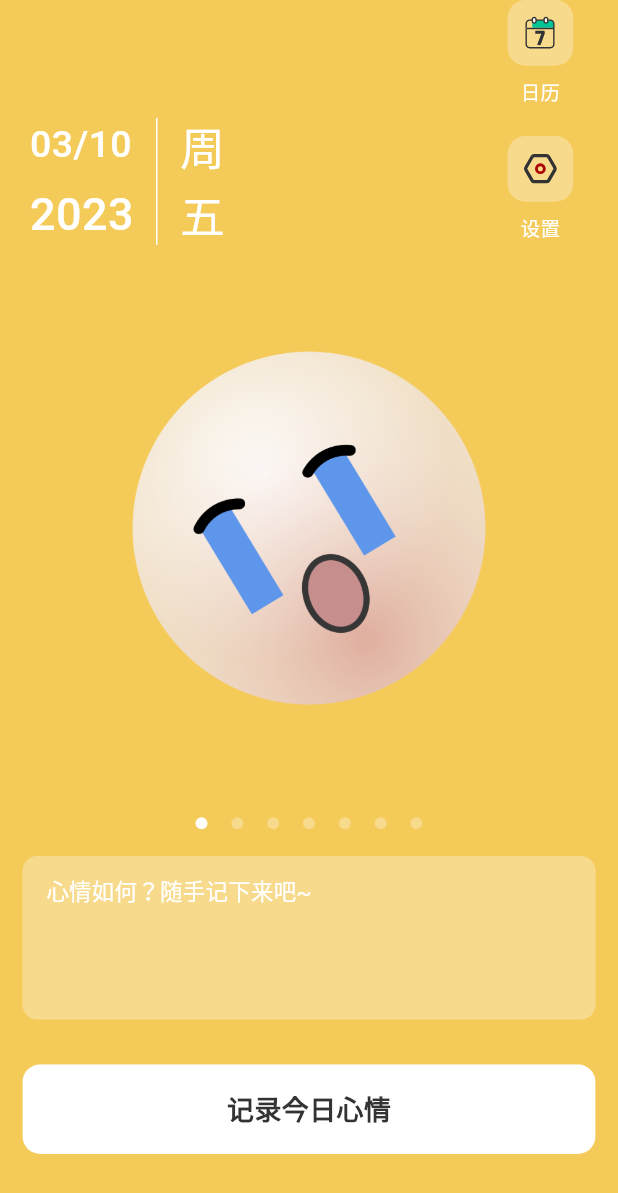
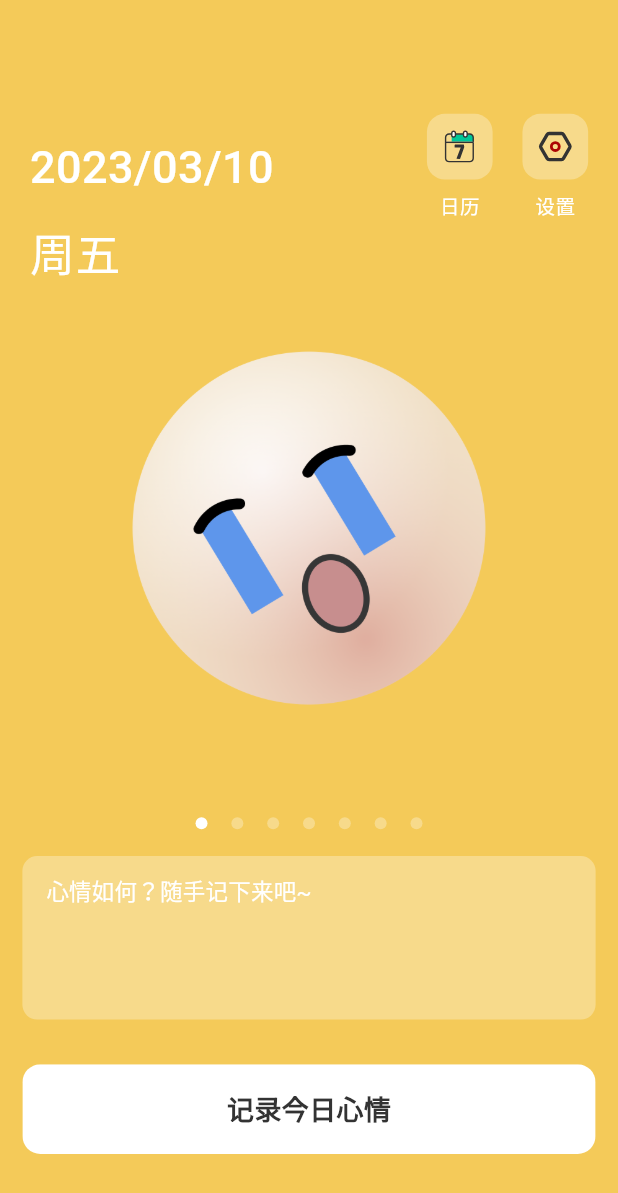
Before and after one commit to Part-Time-Job-Ircson/flutter_mood, a Flutter app: the screen it shows after launch, on a phone screen of 412 x 824 dp. Shown: the top 1193 px of the screen. Run offline on Flutter 3.47's test engine with Material 2 defaults, Android fonts, the phone set to English and light mode, and no system bars; our stand-ins replace flutter_easyloading, flutter_screenutil, flutter_svg, get, package_info_plus, shared_preferences and 1 more.

Commit message:
fix - 修改UI

```diff
--- a/lib/home/home_view.dart
+++ b/lib/home/home_view.dart
@@ -88,57 +88,40 @@ class _HomePageState extends State<HomePage> {
                 .toList(),
             onPageChanged: logic.onPageChanged,
           ),
-          Positioned(
-            right: 30.w,
-            top: ScreenUtil().statusBarHeight,
-            child: Column(
-              children: [
-                _buildButton('日历', () => CommonRoute.open(const CalendarPage())),
-                SizedBox(height: 20.w),
-                _buildButton('设置', () => CommonRoute.open(SettingPage())),
-              ],
-            ),
-          ),
           Align(
             alignment: Alignment.topLeft,
-            child: Column(
-              children: [
-                Padding(
-                  padding: EdgeInsets.only(top: kToolbarHeight + 20.w, left: 20.w),
-                  child: Row(
+            child: Padding(
+              padding: EdgeInsets.only(top: kToolbarHeight + 20.w, left: 20.w, right: 20.w),
+              child: Column(
+                crossAxisAlignment: CrossAxisAlignment.start,
+                children: [
+                  Row(
                     children: [
-                      Column(
-                        crossAxisAlignment: CrossAxisAlignment.start,
-                        children: [
-                          TextWidget.oneLine(
-                            text: toTwo(DateTime.now().month) + '/' + toTwo(DateTime.now().day),
-                            fontSize: 25,
-                            color: Colors.white,
-                            fontWeight: FontWeight.w500,
-                          ),
-                          SizedBox(height: 15.w),
-                          TextWidget.oneLine(
-                              text: '${DateTime.now().year}',
-                              fontSize: 30,
-                              color: Colors.white,
-                              fontWeight: FontWeight.w500),
-                        ],
-                      ),
-                      Container(
-                        width: 1.w,
-                        height: 85.w,
-                        color: Colors.white,
-                        margin: EdgeInsets.symmetric(horizontal: 15.w),
-                      ),
-                      TextWidget.moreLine(
-                          text: '周\n${_getWeek(DateTime.now().weekday, prefix: '')}',
+                      Expanded(
+                        child: TextWidget.oneLine(
+                          text: DateTime.now().year.toString() +
+                              '/' +
+                              toTwo(DateTime.now().month) +
+                              '/' +
+                              toTwo(DateTime.now().day),
                           fontSize: 30,
                           color: Colors.white,
-                          fontWeight: FontWeight.w500),
+                          fontWeight: FontWeight.w500,
+                        ),
+                      ),
+                      _buildButton('日历', () => CommonRoute.open(const CalendarPage())),
+                      SizedBox(width: 20.w),
+                      _buildButton('设置', () => CommonRoute.open(SettingPage())),
                     ],
                   ),
-                ),
-              ],
+                  TextWidget.moreLine(
+                    text: '周${_getWeek(DateTime.now().weekday, prefix: '')}',
+                    fontSize: 30,
+                    color: Colors.white,
+                    fontWeight: FontWeight.w500,
+                  ),
+                ],
+              ),
             ),
           ),
           Padding(
```
Also changed, not shown: 9 other files.
